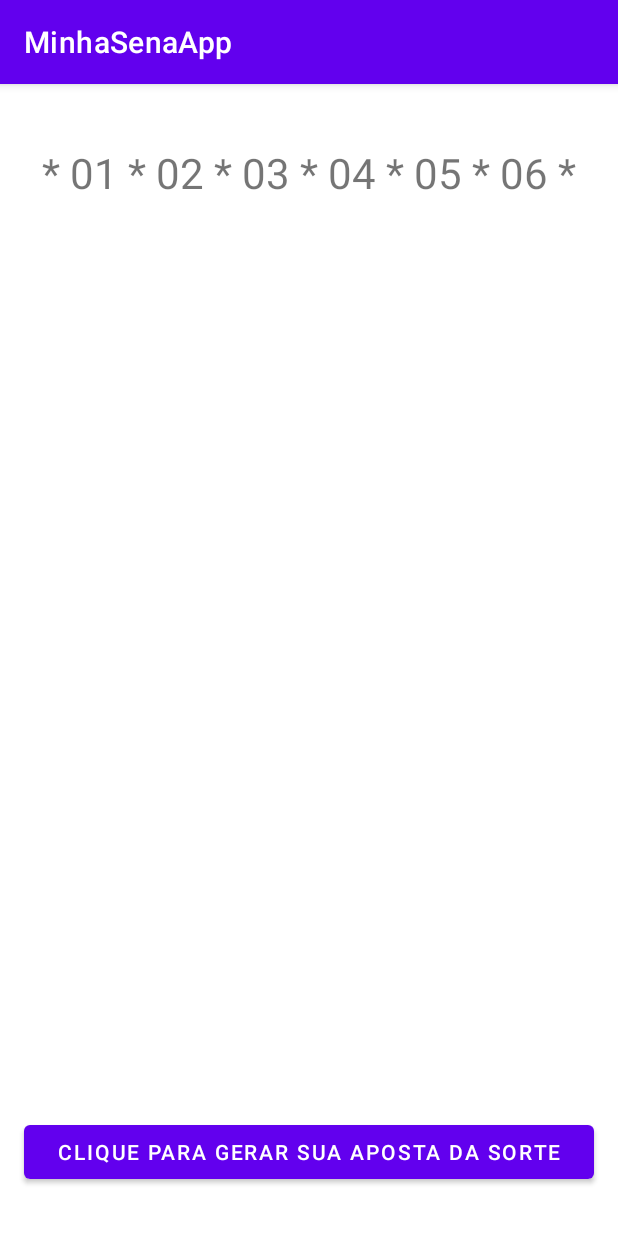
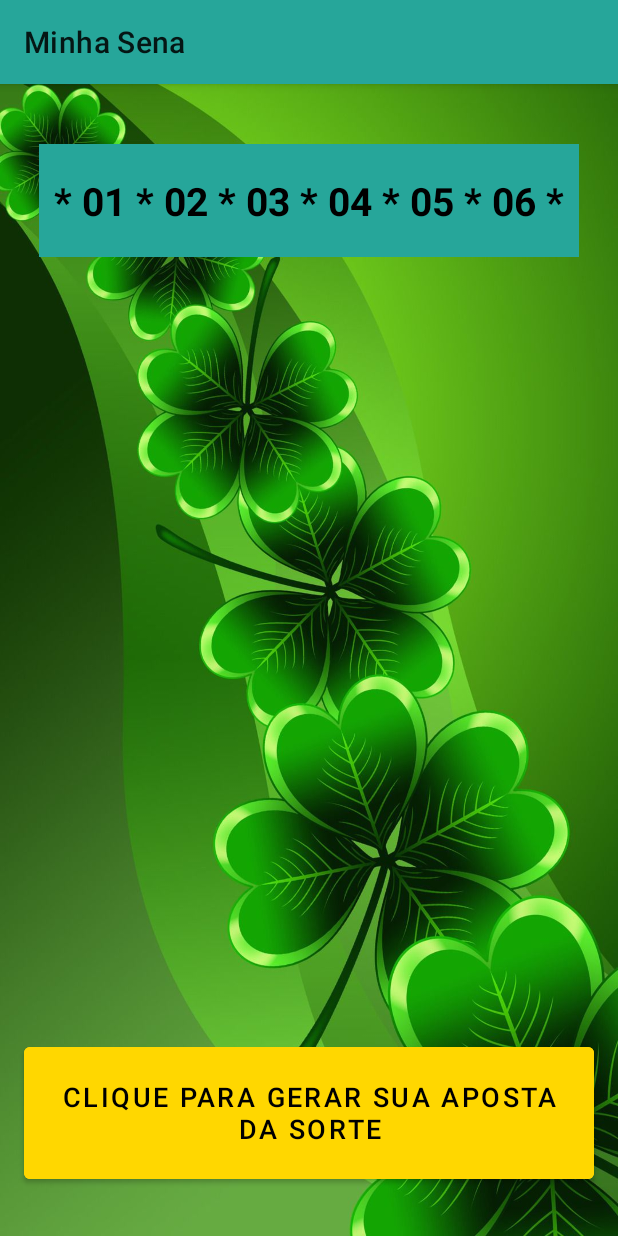
Before and after one commit to geissonlucaso/MinhaSena, an Android app: the screen it shows after launch (MainActivity), on a phone screen of 412 x 824 dp. Run offline under Robolectric (Android 15) with nearby library versions, the phone set to English and light mode, and no system bars.

Commit message:
Novo layout: Tela principal.

```diff
--- a/MinhaSenaApp/app/src/main/AndroidManifest.xml
+++ b/MinhaSenaApp/app/src/main/AndroidManifest.xml
@@ -6,7 +6,7 @@
         android:allowBackup="true"
         android:dataExtractionRules="@xml/data_extraction_rules"
         android:fullBackupContent="@xml/backup_rules"
-        android:icon="@mipmap/ic_launcher"
+        android:icon="@mipmap/icon_dado"
         android:label="@string/app_name"
         android:supportsRtl="true"
         android:theme="@style/Theme.MinhaSenaApp"
--- a/MinhaSenaApp/app/src/main/res/layout/activity_main.xml
+++ b/MinhaSenaApp/app/src/main/res/layout/activity_main.xml
@@ -10,13 +10,17 @@
     <androidx.constraintlayout.widget.ConstraintLayout
         android:layout_width="match_parent"
         android:layout_height="match_parent"
+        android:background="@drawable/trevo"
         tools:context=".MainActivity">
 
         <LinearLayout
             android:layout_width="wrap_content"
             android:layout_height="0dp"
             android:layout_marginTop="@dimen/margem_superior_sorteio"
+            android:background="@color/teal_400"
             android:orientation="horizontal"
+            android:paddingTop="20dp"
+            android:paddingBottom="20dp"
             app:layout_constraintEnd_toEndOf="parent"
             app:layout_constraintStart_toStartOf="parent"
             app:layout_constraintTop_toTopOf="parent">
@@ -29,18 +33,23 @@
                 android:layout_marginRight="10dp"
                 android:layout_weight="1"
                 android:text="@string/numero_padrao"
-                android:textSize="@dimen/numero_sorteado" />
+                android:textColor="@color/black"
+                android:textSize="@dimen/numero_sorteado"
+                android:textStyle="bold" />
         </LinearLayout>
 
         <Button
             android:id="@+id/bt_sorteiaNumeros"
             android:layout_width="0dp"
-            android:layout_height="wrap_content"
+            android:layout_height="@dimen/altura_botao"
             android:layout_marginStart="16dp"
             android:layout_marginEnd="16dp"
             android:layout_marginBottom="32dp"
+            android:backgroundTint="@color/botao_sorteio"
             android:onClick="sorteioNumeros"
             android:text="@string/botao_sorteio"
+            android:textColor="@color/black"
+            android:textSize="@dimen/texto_botao"
             app:layout_constraintBottom_toBottomOf="parent"
             app:layout_constraintEnd_toEndOf="parent"
             app:layout_constraintStart_toStartOf="parent" />
--- a/MinhaSenaApp/app/src/main/res/values/colors.xml
+++ b/MinhaSenaApp/app/src/main/res/values/colors.xml
@@ -3,8 +3,12 @@
     <color name="purple_200">#FFBB86FC</color>
     <color name="purple_500">#FF6200EE</color>
     <color name="purple_700">#FF3700B3</color>
+    <color name="teal_100">#FFB2DFDB</color>
     <color name="teal_200">#FF03DAC5</color>
+    <color name="teal_400">#FF26A69A</color>
     <color name="teal_700">#FF018786</color>
     <color name="black">#FF000000</color>
     <color name="white">#FFFFFFFF</color>
+    <color name="background_numeros">#87DA8A</color>
+    <color name="botao_sorteio">#FFD700</color>
 </resources>
--- a/MinhaSenaApp/app/src/main/res/values/dimens.xml
+++ b/MinhaSenaApp/app/src/main/res/values/dimens.xml
@@ -2,9 +2,11 @@
 <resources>
 
     <!-- Tamanho de fontes -->
-    <dimen name="numero_sorteado">28sp</dimen>
+    <dimen name="numero_sorteado">26sp</dimen>
+    <dimen name="texto_botao">18sp</dimen>
 
     <!-- Tamanho de widgets -->
     <dimen name="margem_superior_sorteio">40dp</dimen>
+    <dimen name="altura_botao">100dp</dimen>
 
 </resources>
--- a/MinhaSenaApp/app/src/main/res/values/strings.xml
+++ b/MinhaSenaApp/app/src/main/res/values/strings.xml
@@ -1,5 +1,5 @@
 <resources>
-    <string name="app_name">MinhaSenaApp</string>
+    <string name="app_name">Minha Sena</string>
     <string name="numero_padrao">* 01 * 02 * 03 * 04 * 05 * 06 *</string>
     <string name="botao_sorteio">Clique para gerar sua aposta da sorte</string>
 </resources>
--- a/MinhaSenaApp/app/src/main/res/values/themes.xml
+++ b/MinhaSenaApp/app/src/main/res/values/themes.xml
@@ -1,16 +1,16 @@
 <resources xmlns:tools="http://schemas.android.com/tools">
     <!-- Base application theme. -->
-    <style name="Theme.MinhaSenaApp" parent="Theme.MaterialComponents.DayNight.DarkActionBar">
+    <style name="Theme.MinhaSenaApp" parent="Theme.MaterialComponents.DayNight">
         <!-- Primary brand color. -->
-        <item name="colorPrimary">@color/purple_500</item>
+        <item name="colorPrimary">@color/teal_400</item>
         <item name="colorPrimaryVariant">@color/purple_700</item>
-        <item name="colorOnPrimary">@color/white</item>
+        <item name="colorOnPrimary">@color/black</item>
         <!-- Secondary brand color. -->
         <item name="colorSecondary">@color/teal_200</item>
         <item name="colorSecondaryVariant">@color/teal_700</item>
         <item name="colorOnSecondary">@color/black</item>
         <!-- Status bar color. -->
-        <item name="android:statusBarColor">?attr/colorPrimaryVariant</item>
+        <item name="android:statusBarColor">@color/teal_700</item>
         <!-- Customize your theme here. -->
     </style>
 </resources>
```
Also changed, not shown: MinhaSenaApp/app/src/main/res/drawable/trevo.jpg (added), MinhaSenaApp/app/src/main/res/mipmap-xxxhdpi/icon_dado.png (added).
